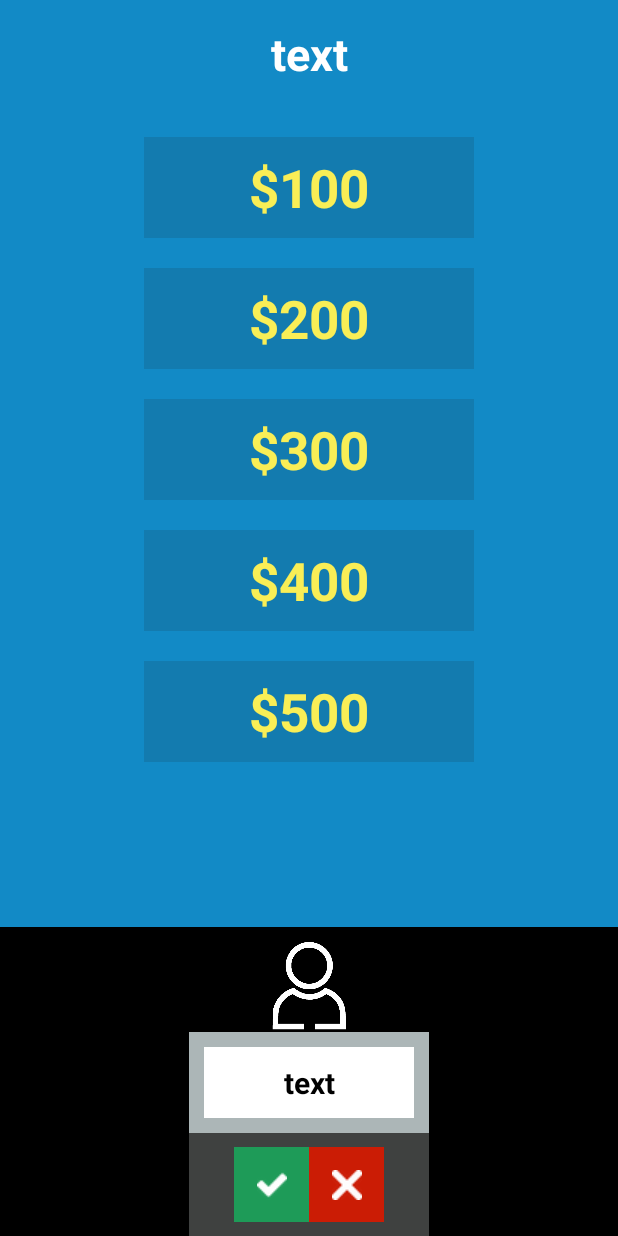
After one commit to aliciaak/AssignmentA3, an Android app: the PointScreen screen opened directly, with no data from a screen before it, on a phone screen of 412 x 824 dp. The commit adds this screen. Run offline under Robolectric (Android 15) with nearby library versions, the phone set to English and light mode, and no system bars; network calls fail; 1 statement that could not run was skipped.

Commit message:
point screen xml done, set up point screen and question/ans activity class, need to commit image drawables before can use

```diff
--- a/app/src/main/AndroidManifest.xml
+++ b/app/src/main/AndroidManifest.xml
@@ -15,7 +15,6 @@
         android:usesCleartextTraffic="true">
 
         <activity android:name=".ActivityCategory"/>
-
         <activity android:name=".MainActivity"/>
         <activity android:name=".HomeActivity">
             <intent-filter>
@@ -24,6 +23,10 @@
                 <category android:name="android.intent.category.LAUNCHER" />
             </intent-filter>
         </activity>
+
+        <activity android:name=".PointScreen" />
+        <activity android:name=".QuestionAnswerActivity"/>
+
     </application>
 
 </manifest>
--- /dev/null
+++ b/app/src/main/java/com/example/assignmenta2/PointScreen.java
@@ -0,0 +1,25 @@
+package com.example.assignmenta2;
+
+import android.os.Bundle;
+import android.widget.TextView;
+import androidx.appcompat.app.AppCompatActivity;
+
+public class PointScreen extends AppCompatActivity {
+    private Category category;
+    private TextView tv_title;
+    private TextView btn_100, btn_200, btn_300, btn_400, btn_500;
+
+    @Override
+    protected void onCreate(Bundle savedInstanceState) {
+        super.onCreate(savedInstanceState);
+        setContentView(R.layout.point_screen);
+        category = (Category) getIntent().getSerializableExtra("category");
+        tv_title = findViewById(R.id.tv_title);
+        tv_title.setText(category.title);
+        btn_100 = findViewById(R.id.btn_100);
+        btn_200 = findViewById(R.id.btn_200);
+        btn_300 = findViewById(R.id.btn_300);
+        btn_400 = findViewById(R.id.btn_400);
+        btn_500 = findViewById(R.id.btn_500);
+    }
+}
--- /dev/null
+++ b/app/src/main/java/com/example/assignmenta2/QuestionAnswerActivity.java
@@ -0,0 +1,12 @@
+package com.example.assignmenta2;
+
+import android.os.Bundle;
+import androidx.appcompat.app.AppCompatActivity;
+
+public class QuestionAnswerActivity extends AppCompatActivity {
+    @Override
+    protected void onCreate(Bundle savedInstanceState){
+        super.onCreate(savedInstanceState);
+        setContentView(R.layout.activity_q_ans);
+    }
+}
--- /dev/null
+++ b/app/src/main/res/layout/activity_q_ans.xml
@@ -0,0 +1,8 @@
+<?xml version="1.0" encoding="utf-8"?>
+<LinearLayout
+    xmlns:android="http://schemas.android.com/apk/res/android"
+    android:layout_width="match_parent"
+    android:layout_height="match_parent"
+    android:orientation="vertical" >
+
+</LinearLayout>
--- /dev/null
+++ b/app/src/main/res/layout/point_screen.xml
@@ -0,0 +1,189 @@
+<?xml version="1.0" encoding="utf-8"?>
+<LinearLayout
+    xmlns:android="http://schemas.android.com/apk/res/android"
+    android:layout_width="match_parent"
+    android:layout_height="match_parent"
+    android:orientation="vertical"
+    android:background="@color/black">
+
+    <LinearLayout
+        android:layout_width="match_parent"
+        android:layout_height="match_parent"
+        android:layout_weight="1"
+        android:background="#128AC6"
+        android:orientation="vertical">
+
+        <TextView
+            android:id="@+id/tv_title"
+            android:layout_width="match_parent"
+            android:layout_height="wrap_content"
+            android:layout_gravity="center"
+            android:layout_margin="15dp"
+            android:gravity="center"
+            android:text="@string/text"
+            android:textColor="@color/white"
+            android:textSize="30sp"
+            android:textStyle="bold" />
+
+        <TextView
+            android:id="@+id/btn_100"
+            android:layout_width="wrap_content"
+            android:layout_height="wrap_content"
+            android:layout_gravity="center"
+            android:layout_marginTop="20dp"
+            android:background="#137BAF"
+            android:gravity="center"
+            android:paddingLeft="70dp"
+            android:paddingTop="10dp"
+            android:paddingRight="70dp"
+            android:paddingBottom="10dp"
+            android:text="@string/pt_100"
+            android:textColor="#F9EE56"
+            android:textSize="35sp"
+            android:textStyle="bold" />
+
+        <TextView
+            android:id="@+id/btn_200"
+            android:layout_width="wrap_content"
+            android:layout_height="wrap_content"
+            android:layout_gravity="center"
+            android:layout_marginTop="20dp"
+            android:background="#137BAF"
+            android:gravity="center"
+            android:paddingLeft="70dp"
+            android:paddingTop="10dp"
+            android:paddingRight="70dp"
+            android:paddingBottom="10dp"
+            android:text="@string/pt_200"
+            android:textColor="#F9EE56"
+            android:textSize="35sp"
+            android:textStyle="bold" />
+
+        <TextView
+            android:id="@+id/btn_300"
+            android:layout_width="wrap_content"
+            android:layout_height="wrap_content"
+            android:layout_gravity="center"
+            android:layout_marginTop="20dp"
+            android:background="#137BAF"
+            android:gravity="center"
+            android:paddingLeft="70dp"
+            android:paddingTop="10dp"
+            android:paddingRight="70dp"
+            android:paddingBottom="10dp"
+            android:text="@string/pt_300"
+            android:textColor="#F9EE56"
+            android:textSize="35sp"
+            android:textStyle="bold" />
+
+        <TextView
+            android:id="@+id/btn_400"
+            android:layout_width="wrap_content"
+            android:layout_height="wrap_content"
+            android:layout_gravity="center"
+            android:layout_marginTop="20dp"
+            android:background="#137BAF"
+            android:gravity="center"
+            android:paddingLeft="70dp"
+            android:paddingTop="10dp"
+            android:paddingRight="70dp"
+            android:paddingBottom="10dp"
+            android:text="@string/pt_400"
+            android:textColor="#F9EE56"
+            android:textSize="35sp"
+            android:textStyle="bold" />
+
+        <TextView
+            android:id="@+id/btn_500"
+            android:layout_width="wrap_content"
+            android:layout_height="wrap_content"
+            android:layout_gravity="center"
+            android:layout_marginTop="20dp"
+            android:background="#137BAF"
+            android:gravity="center"
+            android:paddingLeft="70dp"
+            android:paddingTop="10dp"
+            android:paddingRight="70dp"
+            android:paddingBottom="10dp"
+            android:text="@string/pt_500"
+            android:textColor="#F9EE56"
+            android:textSize="35sp"
+            android:textStyle="bold" />
+    </LinearLayout>
+
+    <LinearLayout
+        android:layout_width="match_parent"
+        android:layout_height="match_parent"
+        android:layout_marginTop="10dp"
+        android:layout_weight="3"
+        android:background="@color/black"
+        android:orientation="vertical">
+
+        <ImageView
+            android:layout_width="80dp"
+            android:layout_height="60dp"
+            android:layout_gravity="center"
+            android:src="@drawable/person"
+            android:tint="@color/white"
+            android:contentDescription="@null"/>
+
+        <LinearLayout
+            android:layout_width="160dp"
+            android:layout_height="wrap_content"
+            android:layout_gravity="center"
+            android:background="#ACB6B7"
+            android:padding="10dp">
+
+            <TextView
+                android:layout_width="match_parent"
+                android:layout_height="match_parent"
+                android:layout_gravity="center"
+                android:background="@color/white"
+                android:gravity="center"
+                android:paddingLeft="15dp"
+                android:paddingTop="10dp"
+                android:paddingRight="15dp"
+                android:paddingBottom="10dp"
+                android:text="@string/text"
+                android:textSize="20sp"
+                android:textStyle="bold"
+                android:textColor="@color/black"/>
+        </LinearLayout>
+
+        <LinearLayout
+            android:layout_width="160dp"
+            android:layout_height="match_parent"
+            android:layout_gravity="center"
+            android:background="#3F4140"
+            android:gravity="center"
+            android:orientation="horizontal">
+
+            <LinearLayout
+                android:layout_width="wrap_content"
+                android:layout_height="wrap_content"
+                android:background="#1E9B58">
+
+                <ImageView
+                    android:layout_width="50dp"
+                    android:layout_height="50dp"
+                    android:scaleType="centerInside"
+                    android:src="@drawable/mark_check"
+                    android:contentDescription="@null"/>
+            </LinearLayout>
+
+            <LinearLayout
+                android:layout_width="wrap_content"
+                android:layout_height="wrap_content"
+                android:background="#CB1C05">
+
+                <ImageView
+                    android:layout_width="50dp"
+                    android:layout_height="50dp"
+                    android:padding="10dp"
+                    android:scaleType="centerInside"
+                    android:src="@drawable/mark_delete"
+                    android:contentDescription="@null"/>
+            </LinearLayout>
+        </LinearLayout>
+    </LinearLayout>
+</LinearLayout>
--- a/app/src/main/res/values/strings.xml
+++ b/app/src/main/res/values/strings.xml
@@ -12,7 +12,14 @@
     <string name="changeme">third feature</string>
     <string name="description3">description 3</string>
 
-    <string name="text">text</string>
+    <string name="pt_100">$100</string>
+    <string name="pt_200">$200</string>
+    <string name="pt_300">$300</string>
+    <string name="pt_400">$400</string>
+    <string name="pt_500">$500</string>
+
     <string name="view_ans">View Answer</string>
 
+    <string name="text">text</string>
+
 </resources>
```
Also changed, not shown: app/src/main/assets/thinktank.gif (added), app/src/main/res/drawable/light.png (added), app/src/main/res/drawable/mark_check.png (added), app/src/main/res/drawable/mark_delete.png (added), app/src/main/res/drawable/person.png (added).
